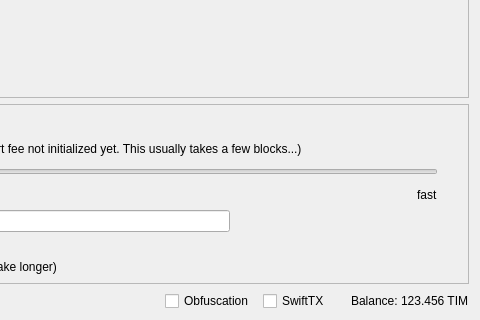
First picture: the form in src/qt/forms/sendcoinsdialog.ui, repository rmcpartner/timeismoneycrypto, before the edit; both pictures show x 370 to 850 and y 290 to 610 of the 850 by 610 pixel window.
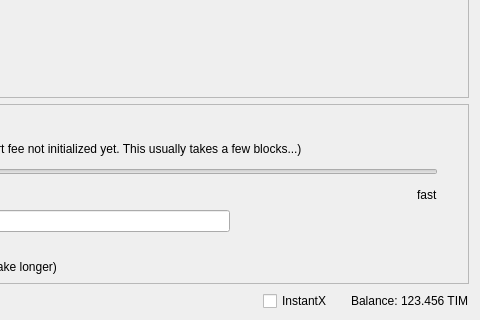
Second picture: the form after the edit. Icons and pictures are not drawn. Custom widgets are drawn as their Qt base class.

```diff
--- a/src/qt/forms/sendcoinsdialog.ui
+++ b/src/qt/forms/sendcoinsdialog.ui
@@ -1385,23 +1385,7 @@
         <number>3</number>
        </property>
        <item>
-        <widget class="QCheckBox" name="checkUseObfuscation">
-         <property name="minimumSize">
-          <size>
-           <width>95</width>
-           <height>0</height>
-          </size>
-         </property>
-         <property name="text">
-          <string>Obfuscation</string>
-         </property>
-         <property name="checked">
-          <bool>false</bool>
-         </property>
-        </widget>
-       </item>
-       <item>
-        <widget class="QCheckBox" name="checkSwiftTX">
+        <widget class="QCheckBox" name="checkInstantX">
          <property name="enabled">
           <bool>true</bool>
          </property>
@@ -1412,7 +1396,7 @@
           </size>
          </property>
          <property name="text">
-          <string>SwiftTX</string>
+          <string>InstantX</string>
          </property>
         </widget>
        </item>
```
Left out of the diff: 6 changed lines with no effect on the pictures.
